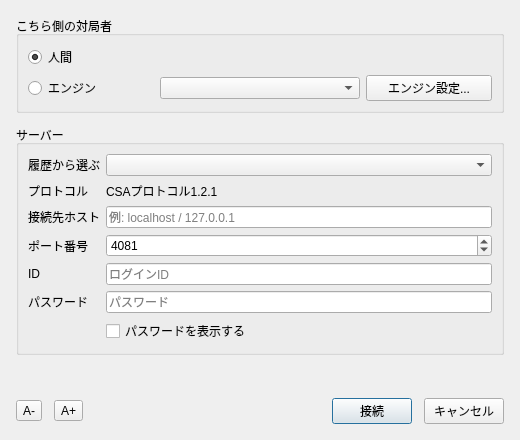
First picture: the form in src/dialogs/csagamedialog.ui, repository hnakada123/ShogiBoardQ, before the edit.
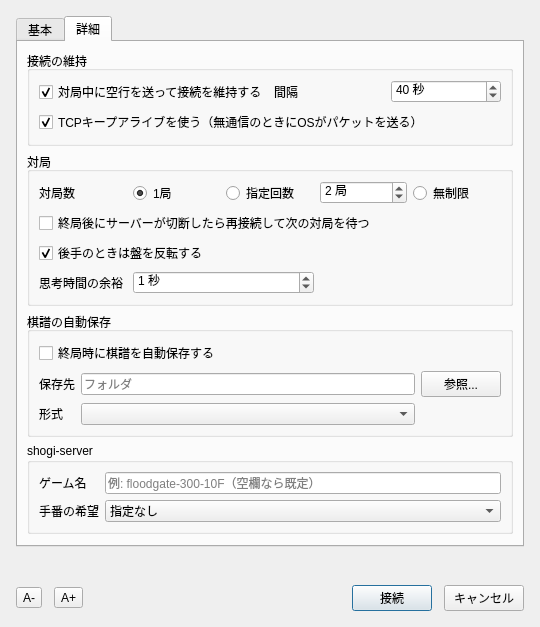
Second picture: the form after the edit. The open tabs and pages were chosen to show the change.

Commit message: 通信対局（CSA）ダイアログに接続の維持と連続対局の設定を追加する

Diff of the .ui file:
```diff
--- a/src/dialogs/csagamedialog.ui
+++ b/src/dialogs/csagamedialog.ui
@@ -6,8 +6,8 @@
    <rect>
     <x>0</x>
     <y>0</y>
-    <width>520</width>
-    <height>440</height>
+    <width>540</width>
+    <height>500</height>
    </rect>
   </property>
   <property name="windowTitle">
@@ -20,6 +20,16 @@
    <property name="rightMargin"><number>16</number></property>
    <property name="bottomMargin"><number>16</number></property>
    <item>
+    <widget class="QTabWidget" name="tabWidget">
+     <property name="currentIndex">
+      <number>0</number>
+     </property>
+     <widget class="QWidget" name="tabBasic">
+      <attribute name="title">
+       <string>基本</string>
+      </attribute>
+      <layout class="QVBoxLayout" name="verticalLayoutBasic">
+       <item>
     <widget class="QGroupBox" name="groupBoxPlayer">
      <property name="title">
       <string>こちら側の対局者</string>
@@ -197,24 +207,307 @@
     </widget>
    </item>
    <item>
+        <spacer name="verticalSpacerBasic">
+         <property name="orientation">
+          <enum>Qt::Orientation::Vertical</enum>
+         </property>
+         <property name="sizeHint" stdset="0">
+          <size>
+           <width>20</width>
+           <height>0</height>
+          </size>
+         </property>
+        </spacer>
+       </item>
+      </layout>
+     </widget>
+     <widget class="QWidget" name="tabAdvanced">
+      <attribute name="title">
+       <string>詳細</string>
+      </attribute>
+      <layout class="QVBoxLayout" name="verticalLayoutAdvanced">
+       <item>
+        <widget class="QGroupBox" name="groupBoxKeepAlive">
+         <property name="title">
+          <string>接続の維持</string>
+         </property>
+         <layout class="QGridLayout" name="gridLayoutKeepAlive">
+          <item row="0" column="0">
+           <widget class="QCheckBox" name="checkBoxKeepAlive">
+            <property name="text">
+             <string>対局中に空行を送って接続を維持する</string>
+            </property>
+            <property name="toolTip">
+             <string>CSAプロトコルのキープアライブ（LFだけの行）です。直前の送信から指定の秒数が経つと送ります。</string>
+            </property>
+            <property name="checked">
+             <bool>true</bool>
+            </property>
+           </widget>
+          </item>
+          <item row="0" column="1">
+           <widget class="QLabel" name="labelKeepAliveInterval">
+            <property name="text">
+             <string>間隔</string>
+            </property>
+           </widget>
+          </item>
+          <item row="0" column="2">
+           <widget class="QSpinBox" name="spinBoxKeepAliveInterval">
+            <property name="toolTip">
+             <string>仕様では直前の送信から30秒以上空ける必要があります。</string>
+            </property>
+            <property name="suffix">
+             <string> 秒</string>
+            </property>
+            <property name="minimum">
+             <number>30</number>
+            </property>
+            <property name="maximum">
+             <number>300</number>
+            </property>
+            <property name="value">
+             <number>40</number>
+            </property>
+           </widget>
+          </item>
+          <item row="1" column="0" colspan="3">
+           <widget class="QCheckBox" name="checkBoxTcpKeepAlive">
+            <property name="text">
+             <string>TCPキープアライブを使う（無通信のときにOSがパケットを送る）</string>
+            </property>
+            <property name="checked">
+             <bool>true</bool>
+            </property>
+           </widget>
+          </item>
+         </layout>
+        </widget>
+       </item>
+       <item>
+        <widget class="QGroupBox" name="groupBoxGames">
+         <property name="title">
+          <string>対局</string>
+         </property>
+         <layout class="QGridLayout" name="gridLayoutGames">
+          <item row="0" column="0">
+           <widget class="QLabel" name="labelGameCount">
+            <property name="text">
+             <string>対局数</string>
+            </property>
+           </widget>
+          </item>
+          <item row="0" column="1">
+           <widget class="QRadioButton" name="radioButtonGamesSingle">
+            <property name="text">
+             <string>1局</string>
+            </property>
+            <property name="checked">
+             <bool>true</bool>
+            </property>
+           </widget>
+          </item>
+          <item row="0" column="2">
+           <widget class="QRadioButton" name="radioButtonGamesCount">
+            <property name="text">
+             <string>指定回数</string>
+            </property>
+           </widget>
+          </item>
+          <item row="0" column="3">
+           <widget class="QSpinBox" name="spinBoxGameCount">
+            <property name="suffix">
+             <string> 局</string>
+            </property>
+            <property name="minimum">
+             <number>1</number>
+            </property>
+            <property name="maximum">
+             <number>999</number>
+            </property>
+            <property name="value">
+             <number>2</number>
+            </property>
+           </widget>
+          </item>
+          <item row="0" column="4">
+           <widget class="QRadioButton" name="radioButtonGamesUnlimited">
+            <property name="text">
+             <string>無制限</string>
+            </property>
+           </widget>
+          </item>
+          <item row="1" column="0" colspan="5">
+           <widget class="QCheckBox" name="checkBoxReconnect">
+            <property name="text">
+             <string>終局後にサーバーが切断したら再接続して次の対局を待つ</string>
+            </property>
+            <property name="toolTip">
+             <string>shogi-server は終局のたびに切断します。対局数が残っているときだけ再接続します。</string>
+            </property>
+           </widget>
+          </item>
+          <item row="2" column="0" colspan="5">
+           <widget class="QCheckBox" name="checkBoxAutoFlip">
+            <property name="text">
+             <string>後手のときは盤を反転する</string>
+            </property>
+            <property name="checked">
+             <bool>true</bool>
+            </property>
+           </widget>
+          </item>
+          <item row="3" column="0">
+           <widget class="QLabel" name="labelThinkingMargin">
+            <property name="text">
+             <string>思考時間の余裕</string>
+            </property>
+           </widget>
+          </item>
+          <item row="3" column="1" colspan="2">
+           <widget class="QSpinBox" name="spinBoxThinkingMargin">
+            <property name="toolTip">
+             <string>通信の遅延に備えて、エンジンに渡す秒読みと残り時間から差し引く秒数です（エンジン対局のみ）。</string>
+            </property>
+            <property name="suffix">
+             <string> 秒</string>
+            </property>
+            <property name="minimum">
+             <number>0</number>
+            </property>
+            <property name="maximum">
+             <number>30</number>
+            </property>
+            <property name="value">
+             <number>1</number>
+            </property>
+           </widget>
+          </item>
+         </layout>
+        </widget>
+       </item>
+       <item>
+        <widget class="QGroupBox" name="groupBoxAutoSave">
+         <property name="title">
+          <string>棋譜の自動保存</string>
+         </property>
+         <layout class="QGridLayout" name="gridLayoutAutoSave">
+          <item row="0" column="0" colspan="3">
+           <widget class="QCheckBox" name="checkBoxAutoSave">
+            <property name="text">
+             <string>終局時に棋譜を自動保存する</string>
+            </property>
+           </widget>
+          </item>
+          <item row="1" column="0">
+           <widget class="QLabel" name="labelAutoSaveDir">
+            <property name="text">
+             <string>保存先</string>
+            </property>
+           </widget>
+          </item>
+          <item row="1" column="1">
+           <widget class="QLineEdit" name="lineEditAutoSaveDir">
+            <property name="placeholderText">
+             <string>フォルダ</string>
+            </property>
+           </widget>
+          </item>
+          <item row="1" column="2">
+           <widget class="QPushButton" name="pushButtonAutoSaveDir">
+            <property name="text">
+             <string>参照...</string>
+            </property>
+           </widget>
+          </item>
+          <item row="2" column="0">
+           <widget class="QLabel" name="labelAutoSaveFormat">
+            <property name="text">
+             <string>形式</string>
+            </property>
+           </widget>
+          </item>
+          <item row="2" column="1">
+           <widget class="QComboBox" name="comboBoxAutoSaveFormat"/>
+          </item>
+         </layout>
+        </widget>
+       </item>
+       <item>
+        <widget class="QGroupBox" name="groupBoxShogiServer">
+         <property name="title">
+          <string>shogi-server</string>
+         </property>
+         <layout class="QFormLayout" name="formLayoutShogiServer">
+          <item row="0" column="0">
+           <widget class="QLabel" name="labelGameName">
+            <property name="text">
+             <string>ゲーム名</string>
+            </property>
+           </widget>
+          </item>
+          <item row="0" column="1">
+           <widget class="QLineEdit" name="lineEditGameName">
+            <property name="toolTip">
+             <string>shogi-server の「名前-持時間-秒読み」形式のゲーム名です。空欄ならサーバーの既定のゲームに入ります。</string>
+            </property>
+            <property name="placeholderText">
+             <string>例: floodgate-300-10F（空欄なら既定）</string>
+            </property>
+           </widget>
+          </item>
+          <item row="1" column="0">
+           <widget class="QLabel" name="labelTurnPreference">
+            <property name="text">
+             <string>手番の希望</string>
+            </property>
+           </widget>
+          </item>
+          <item row="1" column="1">
+           <widget class="QComboBox" name="comboBoxTurnPreference">
+            <item>
+             <property name="text">
+              <string>指定なし</string>
+             </property>
+            </item>
+            <item>
+             <property name="text">
+              <string>先手</string>
+             </property>
+            </item>
+            <item>
+             <property name="text">
+              <string>後手</string>
+             </property>
+            </item>
+           </widget>
+          </item>
+         </layout>
+        </widget>
+       </item>
+       <item>
+        <spacer name="verticalSpacerAdvanced">
+         <property name="orientation">
+          <enum>Qt::Orientation::Vertical</enum>
+         </property>
+         <property name="sizeHint" stdset="0">
+          <size>
+           <width>20</width>
+           <height>0</height>
+          </size>
+         </property>
+        </spacer>
+       </item>
+      </layout>
+     </widget>
+    </widget>
+   </item>
+   <item>
     <widget class="QLabel" name="labelValidation">
      <property name="wordWrap"><bool>true</bool></property>
      <property name="text"><string/></property>
     </widget>
    </item>
-   <item>
-    <spacer name="verticalSpacer">
-     <property name="orientation">
-      <enum>Qt::Orientation::Vertical</enum>
-     </property>
-     <property name="sizeHint" stdset="0">
-      <size>
-       <width>20</width>
-       <height>10</height>
-      </size>
-     </property>
-    </spacer>
-   </item>
    <item>
     <layout class="QHBoxLayout" name="horizontalLayoutButtons">
      <item>
```
Left out of the diff: 2 changed lines with no effect on the pictures. Lines whose indentation alone changed are shown as unchanged. The commit also changes 30 other files.
